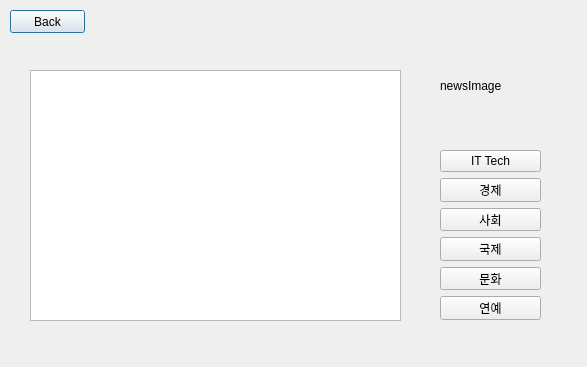
Old version of the form Team_GUI/Main/Task/task_news.ui in the repository preferKim/Embedded_Team1.
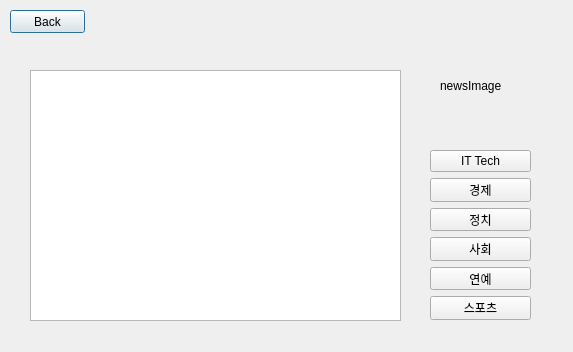
New version of the form.

```diff
--- a/Team_GUI/Main/Task/task_news.ui
+++ b/Team_GUI/Main/Task/task_news.ui
@@ -6,8 +6,8 @@
    <rect>
     <x>0</x>
     <y>0</y>
-    <width>587</width>
-    <height>367</height>
+    <width>573</width>
+    <height>352</height>
    </rect>
   </property>
   <property name="windowTitle">
@@ -39,7 +39,7 @@
   <widget class="QWidget" name="verticalLayoutWidget">
    <property name="geometry">
     <rect>
-     <x>440</x>
+     <x>430</x>
      <y>150</y>
      <width>101</width>
      <height>170</height>
@@ -60,34 +60,34 @@
       </property>
      </widget>
     </item>
-    <item>
-     <widget class="QPushButton" name="btn_03_social">
-      <property name="text">
-       <string>사회</string>
-      </property>
-     </widget>
-    </item>
-    <item>
-     <widget class="QPushButton" name="btn_04_international">
-      <property name="text">
-       <string>국제</string>
-      </property>
-     </widget>
-    </item>
     <item>
      <widget class="QPushButton" name="btn_05_culture">
       <property name="text">
-       <string>문화</string>
+       <string>정치</string>
       </property>
      </widget>
     </item>
     <item>
      <widget class="QPushButton" name="btn_06_celebrity">
       <property name="text">
+       <string>사회</string>
+      </property>
+     </widget>
+    </item>
+    <item>
+     <widget class="QPushButton" name="btn_06_celebrity_2">
+      <property name="text">
        <string>연예</string>
       </property>
      </widget>
     </item>
+    <item>
+     <widget class="QPushButton" name="btn_06_celebrity_3">
+      <property name="text">
+       <string>스포츠</string>
+      </property>
+     </widget>
+    </item>
    </layout>
   </widget>
   <widget class="QLabel" name="label_newsImage">
```
